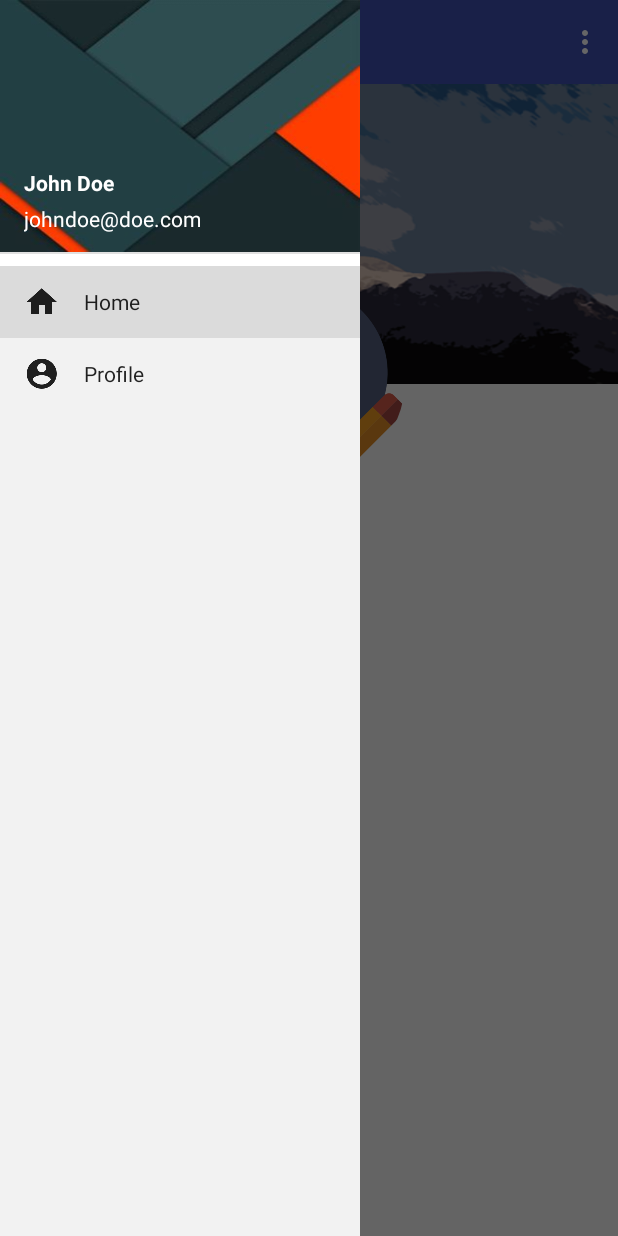
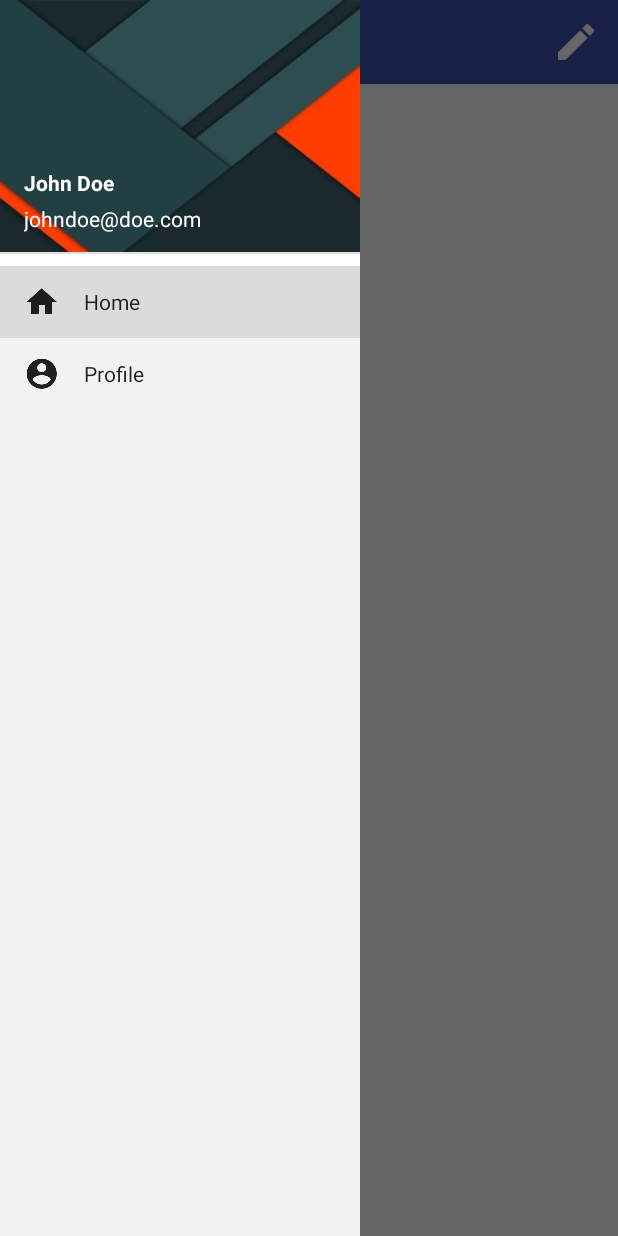
Before and after one commit to rlawlstjd0077/hear-you-are, an Android app: the fragment ProfileFragment placed in its activity, with the side drawer open, on a phone screen of 412 x 824 dp. Run offline under Robolectric (Android 15) with nearby library versions, the phone set to English and light mode, and no system bars; libraries missing offline, so code that uses them is left out: com.gun0912.tedpermission; 2 statements that could not run were skipped.

Commit message:
Profile can change the Nickname

```diff
--- a/hearyouare/app/src/main/AndroidManifest.xml
+++ b/hearyouare/app/src/main/AndroidManifest.xml
@@ -15,9 +15,10 @@
         <activity android:name=".MainActivity">
             <intent-filter>
                 <action android:name="android.intent.action.MAIN" />
-
                 <category android:name="android.intent.category.LAUNCHER" />
             </intent-filter>
+        </activity>
+        <activity android:name=".NicknameActivity">
         </activity>
     </application>
 
--- a/hearyouare/app/src/main/java/com/example/dsm_025/hearyouare/ProfileFragment.java
+++ b/hearyouare/app/src/main/java/com/example/dsm_025/hearyouare/ProfileFragment.java
@@ -1,10 +1,13 @@
 package com.example.dsm_025.hearyouare;
 
 
+import android.content.Intent;
 import android.os.Bundle;
 import android.support.annotation.Nullable;
 import android.support.v4.app.Fragment;
 import android.view.LayoutInflater;
+import android.view.Menu;
+import android.view.MenuItem;
 import android.view.View;
 import android.view.ViewGroup;
 import android.widget.ImageView;
@@ -20,22 +23,26 @@ public class ProfileFragment extends Fragment {
     @Override
     public void onCreate(Bundle savedInstanceState) {
         super.onCreate(savedInstanceState);
-
     }
 
     @Nullable
     @Override
     public View onCreateView(LayoutInflater inflater, ViewGroup container, Bundle savedInstanceState) {
         View v = inflater.inflate(R.layout.fragment_profile, container, false);
-        ImageView iv;
-        iv = (ImageView)v.findViewById(R.id.profile_image);
-        iv.setOnClickListener(new View.OnClickListener() {
-            @Override
-            public void onClick(View view) {
-                Toast.makeText(getContext(),"프로필 사진을 변경하십시오.",Toast.LENGTH_LONG).show();
-            }
-        });
-
+        setHasOptionsMenu(true);
         return v;
     }
+
+    public boolean onOptionsItemSelected(MenuItem item){
+        switch (item.getItemId()){
+            case R.id.menu_search:
+                Intent intent = new Intent(ProfileFragment.this.getActivity(), NicknameActivity.class);
+                startActivity(intent);
+                break;
+            default:
+                return super.onOptionsItemSelected(item);
+        }
+        return true;
+    }
+
 }
--- a/hearyouare/app/src/main/res/layout/fragment_profile.xml
+++ b/hearyouare/app/src/main/res/layout/fragment_profile.xml
@@ -7,17 +7,6 @@
         android:layout_width="match_parent"
         android:layout_height="match_parent"
         android:orientation="vertical">
-        <LinearLayout
-            android:layout_width="match_parent"
-            android:layout_height="200dp">
-            <ImageView
-                android:id="@+id/background"
-                android:layout_width="match_parent"
-                android:layout_height="200dp"
-                android:background="@drawable/background"
-                android:gravity="left|top" />
-        </LinearLayout>
-
         <LinearLayout
             android:layout_width="match_parent"
             android:layout_height="match_parent"
@@ -65,7 +54,7 @@
                     android:layout_width="match_parent"
                     android:layout_height="wrap_content"
                     android:layout_marginLeft="24dp"
-                    android:layout_marginTop="40dp">
+                    android:layout_marginTop="110dp">
                     <LinearLayout
                         android:layout_width="wrap_content"
                         android:layout_height="match_parent">
@@ -95,7 +84,7 @@
                     android:layout_width="match_parent"
                     android:layout_height="wrap_content"
                     android:layout_marginLeft="24dp"
-                    android:layout_marginTop="40dp">
+                    android:layout_marginTop="110dp">
                     <LinearLayout
                         android:layout_width="wrap_content"
                         android:layout_height="match_parent">
@@ -123,15 +112,4 @@
             </LinearLayout>
         </LinearLayout>
     </LinearLayout>
-
-    <de.hdodenhof.circleimageview.CircleImageView
-        xmlns:app="http://schemas.android.com/apk/res-auto"
-        android:id="@+id/profile_image"
-        android:layout_width="128dp"
-        android:layout_height="128dp"
-        android:layout_centerHorizontal="true"
-        android:layout_marginTop="134dp"
-        android:src="@drawable/user"
-        app:civ_border_width="0dp"
-        app:civ_border_color="#FF000000"/>
 </RelativeLayout>
--- a/hearyouare/app/src/main/res/menu/main.xml
+++ b/hearyouare/app/src/main/res/menu/main.xml
@@ -4,7 +4,8 @@
       xmlns:app="http://schemas.android.com/apk/res-auto">
     <item
         android:id="@+id/menu_search"
+        android:icon="@drawable/menuicon"
         android:orderInCategory="1"
         android:title="Menu item"
-        app:showAsAction="never"/>
+        app:showAsAction="ifRoom" />
 </menu>
--- a/hearyouare/app/src/main/res/values/strings.xml
+++ b/hearyouare/app/src/main/res/values/strings.xml
@@ -2,5 +2,5 @@
     <string name="app_name">hear you are</string>
     <string name="drawer_open">Menu opened</string>
     <string name="drawer_close">Menu closed</string>
-    <string name="action_settings">Settings</string>
-</resources>
+<string name="action_settings">Settings</string>
+    </resources>
```
Also changed, not shown: hearyouare/app/src/main/java/com/example/dsm_025/hearyouare/NicknameActivity.java (+5 -2 lines), hearyouare/app/src/main/res/drawable/menuicon.png (added).
